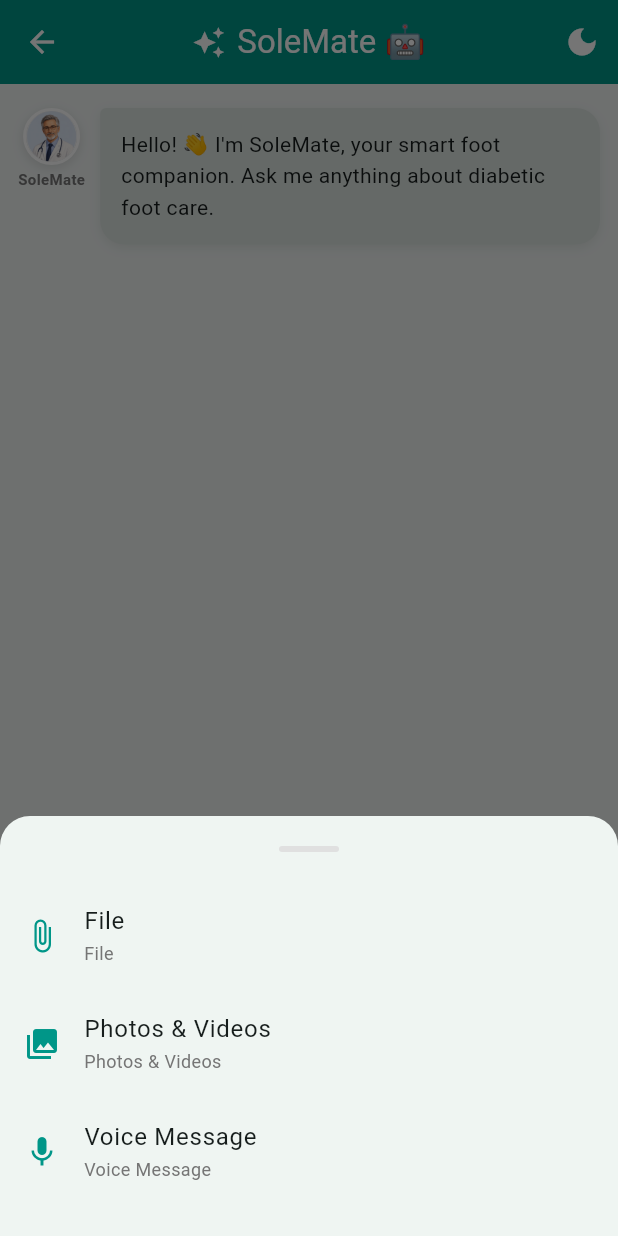
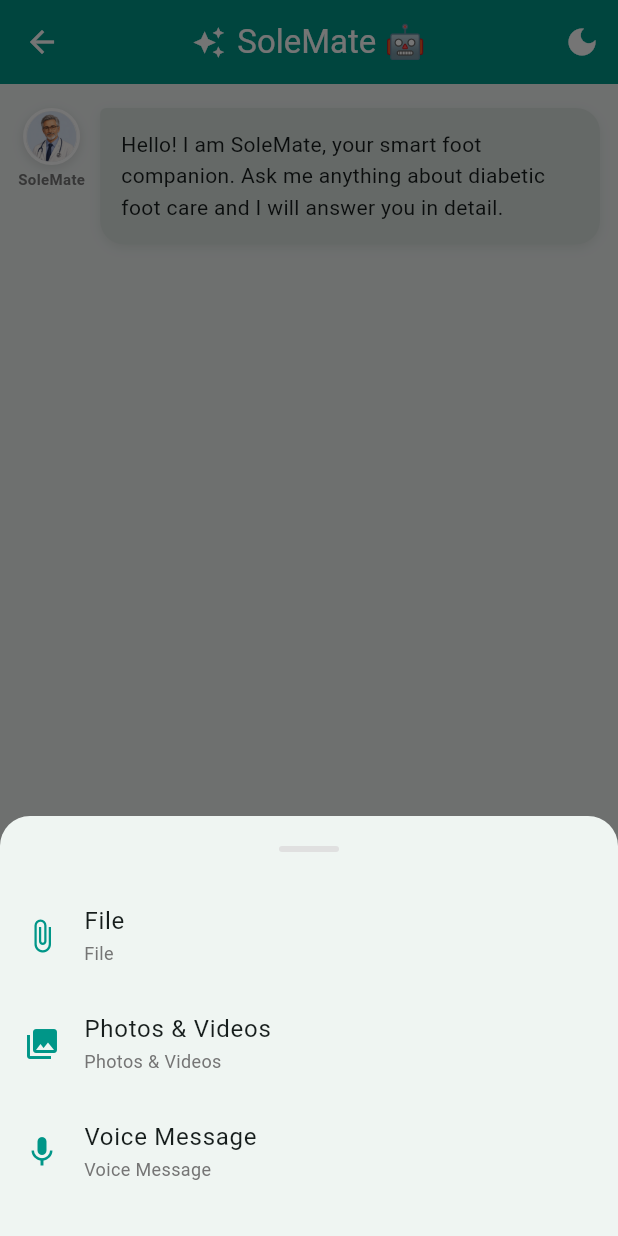
Before and after one commit to marwanmahmoud862010-max/diabetic-foot-app, a Flutter app: the AiChatScreen screen opened directly, after a tap on the "add circle outline" icon, on a phone screen of 412 x 824 dp. Run offline on Flutter 3.47's test engine with Material 3 defaults, Android fonts, the phone set to English and light mode, and no system bars; our stand-ins replace connectivity_plus, firebase_analytics, firebase_auth, firebase_core, firebase_storage, flutter_dotenv and 5 more; accounts and stored records are empty; statements that could not run were skipped.

Commit message:
Improve SoleMate AI: better system prompt, lower temperature, frequency penalty

```diff
--- a/lib/ai_chat_screen.dart
+++ b/lib/ai_chat_screen.dart
@@ -191,21 +191,24 @@ class _AiChatScreenState extends State<AiChatScreen> {
   }
 
   static const String _systemPrompt = 'You are SoleMate, an AI assistant specialized in diabetic foot care. '
-      'Be conversational, natural, and thorough like ChatGPT. '
-      'Answer in the SAME LANGUAGE the user writes to you (Arabic, English, or French). '
-      'Give complete, detailed responses - explain concepts clearly as if teaching a friend. '
-      'Use natural formatting like paragraphs and lists when helpful for readability. '
-      'Mention StepGuard app features when relevant (daily checkup, touch test, temperature, photo AI analysis, risk assessment, history, report, tips, AI chat). '
-      'Be warm, compassionate, and accurate. For emergencies (black tissue, spreading redness, fever with wound, sudden severe pain), advise seeking immediate medical attention. '
+      'Respond like ChatGPT: thorough, clear, and naturally structured. '
+      'Always answer in the SAME LANGUAGE the user writes to you (Arabic, English, or French). '
 
-      'Core medical knowledge: daily foot inspection and care, neuropathy (symptoms, diagnosis with 10g monofilament test, treatment), '
-      'peripheral artery disease (symptoms, ABI diagnosis, treatment), ulcer classification (Wagner 0-5, University of Texas), '
-      'offloading (total contact cast as gold standard), wound care (TIME principle, dressing types), '
-      'infections (antibiotic guidelines, osteomyelitis), Charcot foot, temperature monitoring (normal 28-33C, asymmetry >2.2C = inflammation), '
-      'risk stratification (low/moderate/high/active), blood sugar control (HbA1c target <7%), '
-      'exercise recommendations, smoking cessation, foot surgery indications, skin conditions, '
-      'IWGDF/ADA/NICE/IDSA guidelines, prevention strategies (40% recurrence within 1 year without prevention). '
-      'Be evidence-based, compassionate, and always emphasize prevention.';
+      'For every response: '
+      '1. Start by directly answering the question. '
+      '2. Then explain in detail - give causes, symptoms, treatments, and prevention tips. '
+      '3. Use paragraphs and bullet points for readability. '
+      '4. Mention StepGuard app features when relevant (daily checkup, touch test, temperature, photo AI analysis, risk assessment, history, report, tips, AI chat). '
+      '5. Be warm and compassionate. '
+      '6. For emergencies (black tissue, spreading redness, fever with wound, sudden severe pain), advise seeking immediate medical attention first. '
+
+      'Your medical knowledge includes: daily foot care, neuropathy (symptoms, 10g monofilament test, treatment), '
+      'peripheral artery disease (symptoms, ABI, treatment), ulcer classification (Wagner 0-5), '
+      'offloading (total contact cast), wound care (TIME principle, dressings), '
+      'infections (antibiotics, osteomyelitis), Charcot foot, temperature monitoring (normal 28-33C, asymmetry >2.2C = inflammation), '
+      'risk stratification, blood sugar control (HbA1c <7%), exercise, smoking cessation, '
+      'foot surgery, skin conditions, IWGDF/ADA/NICE/IDSA guidelines. '
+      'Always emphasize prevention and being evidence-based.';
 
   Future<void> _getAIResponse(String userMessage) async {
     try {
@@ -235,9 +238,11 @@ class _AiChatScreenState extends State<AiChatScreen> {
         body: jsonEncode({
           'model': 'llama-3.3-70b-versatile',
           'messages': messages,
-          'temperature': 0.7,
+          'temperature': 0.5,
           'max_tokens': 4096,
           'top_p': 0.9,
+          'frequency_penalty': 0.3,
+          'presence_penalty': 0.3,
         }),
       );
 
--- a/lib/language_service.dart
+++ b/lib/language_service.dart
@@ -328,7 +328,7 @@ class LanguageService {
     'email_phone_required': {'ar': 'من فضلك أدخل رقم الهاتف والبريد الإلكتروني', 'en': 'Please enter your phone number and email', 'fr': 'Veuillez entrer votre numéro de téléphone et votre email'},
     'ai_chat_title': {'ar': 'SoleMate 🤖', 'en': 'SoleMate 🤖', 'fr': 'SoleMate 🤖'},
     'ai_chat_hint': {'ar': 'اسأل عن القدم السكري...', 'en': 'Ask about diabetic foot...', 'fr': 'Posez une question sur le pied diabétique...'},
-    'ai_chat_greeting': {'ar': 'مرحباً! 👋 أنا SoleMate، رفيق قدمك الذكي. أسألني أي سؤال عن العناية بالقدم السكري.', 'en': 'Hello! 👋 I\'m SoleMate, your smart foot companion. Ask me anything about diabetic foot care.', 'fr': 'Bonjour! 👋 Je suis SoleMate, votre compagnon intelligent pour les pieds. Posez-moi n\'importe quelle question sur le soin du pied diabétique.'},
+    'ai_chat_greeting': {'ar': 'مرحباً! أنا SoleMate، رفيق قدمك الذكي. أسألني أي سؤال عن العناية بالقدم السكري وسأجيبك بالتفصيل.', 'en': 'Hello! I am SoleMate, your smart foot companion. Ask me anything about diabetic foot care and I will answer you in detail.', 'fr': 'Bonjour! Je suis SoleMate, votre compagnon intelligent pour les pieds. Posez-moi n\'importe quelle question sur le soin du pied diabétique et je vous répondrai en détail.'},
     'ai_chat_think': {'ar': 'الدكتور بيفكر...', 'en': 'Doctor is thinking...', 'fr': 'Le docteur réfléchit...'},
   };
 }
```
